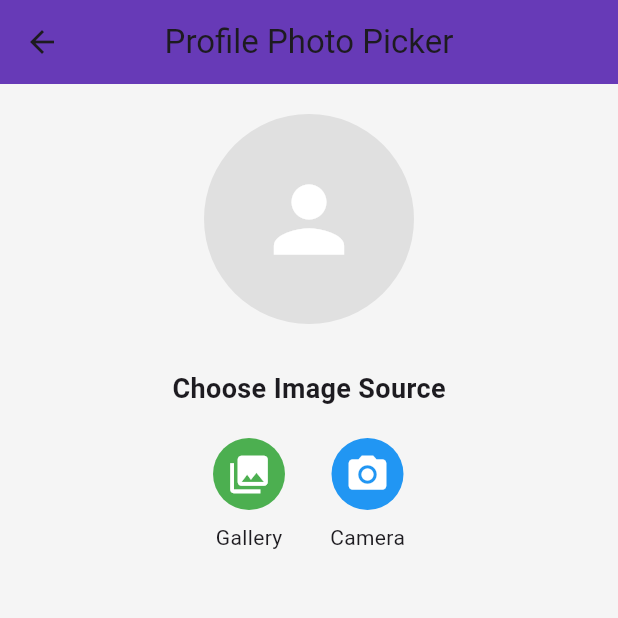
After one commit to kundan8521/flutterbasic, a Flutter app: the ImagePickerExample screen opened directly, on a phone screen of 412 x 824 dp, the top half of it. The commit adds this screen. Run offline on Flutter 3.47's test engine with Material 3 defaults, Android fonts, the phone set to English and light mode, and no system bars; our stand-ins replace fluttertoast, geocoding, google_maps_flutter, image_picker.

Commit message:
i am playing  with master

```diff
--- /dev/null
+++ b/lib/image_picker/image_picker.dart
@@ -0,0 +1,97 @@
+import 'dart:io';
+import 'package:flutter/material.dart';
+import 'package:image_picker/image_picker.dart';
+
+class ImagePickerExample extends StatefulWidget {
+  @override
+  _ImagePickerExampleState createState() => _ImagePickerExampleState();
+}
+
+class _ImagePickerExampleState extends State<ImagePickerExample> {
+  File? _image;
+  final picker = ImagePicker();
+
+  Future<void> _getImage(ImageSource source) async {
+    final pickedFile = await picker.pickImage(source: source);
+    if (pickedFile != null) {
+      setState(() => _image = File(pickedFile.path));
+    }
+  }
+
+  @override
+  Widget build(BuildContext context) {
+    return Scaffold(
+      backgroundColor: Colors.grey[100],
+      appBar: AppBar(
+        title: Text('Profile Photo Picker'),
+        centerTitle: true,
+        backgroundColor: Colors.deepPurple,
+      ),
+      body: Padding(
+        padding: const EdgeInsets.all(20.0),
+        child: Column(
+          children: [
+            CircleAvatar(
+              radius: 70,
+              backgroundColor: Colors.grey[300],
+              backgroundImage: _image != null ? FileImage(_image!) : null,
+              child: _image == null
+                  ? Icon(Icons.person, size: 70, color: Colors.white)
+                  : null,
+            ),
+            const SizedBox(height: 30),
+            Text(
+              'Choose Image Source',
+              style: TextStyle(fontSize: 18, fontWeight: FontWeight.bold),
+            ),
+            const SizedBox(height: 20),
+            Row(
+              mainAxisAlignment: MainAxisAlignment.center,
+              children: [
+                _buildIconButton(
+                  icon: Icons.photo_library,
+                  label: 'Gallery',
+                  color: Colors.green,
+                  onTap: () => _getImage(ImageSource.gallery),
+                ),
+                const SizedBox(width: 30),
+                _buildIconButton(
+                  icon: Icons.camera_alt,
+                  label: 'Camera',
+                  color: Colors.blue,
+                  onTap: () => _getImage(ImageSource.camera),
+                ),
+              ],
+            ),
+          ],
+        ),
+      ),
+    );
+  }
+
+  Widget _buildIconButton({
+    required IconData icon,
+    required String label,
+    required Color color,
+    required VoidCallback onTap,
+  }) {
+    return Column(
+      children: [
+        Ink(
+          decoration: ShapeDecoration(
+            color: color,
+            shape: CircleBorder(),
+          ),
+          child: IconButton(
+            icon: Icon(icon),
+            color: Colors.white,
+            onPressed: onTap,
+            iconSize: 30,
+          ),
+        ),
+        const SizedBox(height: 8),
+        Text(label),
+      ],
+    );
+  }
+}
--- a/pubspec.yaml
+++ b/pubspec.yaml
@@ -37,6 +37,8 @@ dependencies:
   fluttertoast: ^8.2.12
   google_maps_flutter: ^2.0.6
   geocoding: ^2.0.5
+  image_picker: ^1.1.2
+  shared_preferences: ^2.5.3
 
 dev_dependencies:
   flutter_test:
```
Also changed, not shown: lib/animations/ripple_animation.dart (added, +53 -0 lines), lib/animations/tween_animation.dart (added, +108 -0 lines), lib/home_screen.dart (+166 -58 lines), lib/pop_up_menu/pop_up_menu.dart (+87 -34 lines), pubspec.lock, 2 other files.
